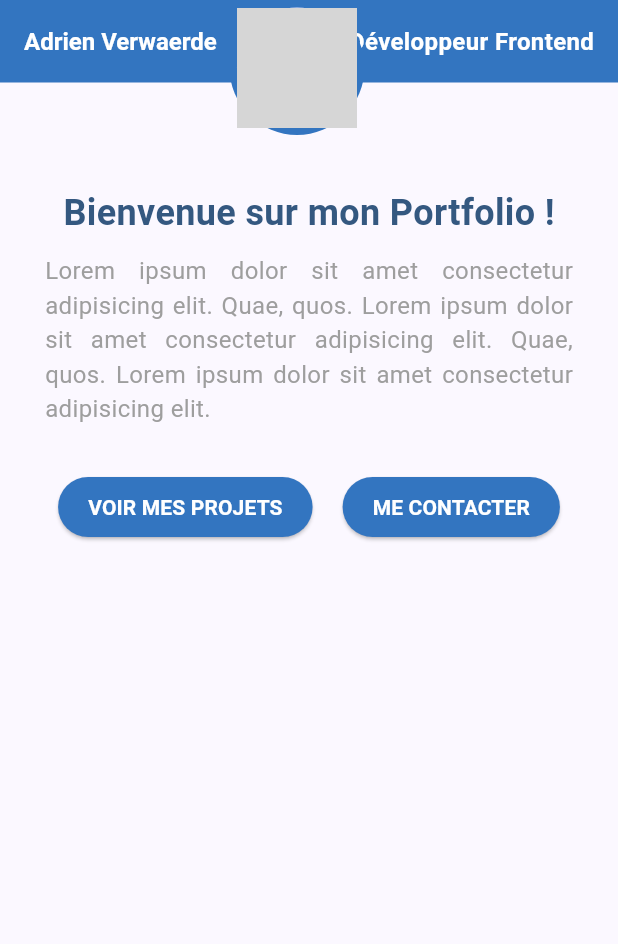
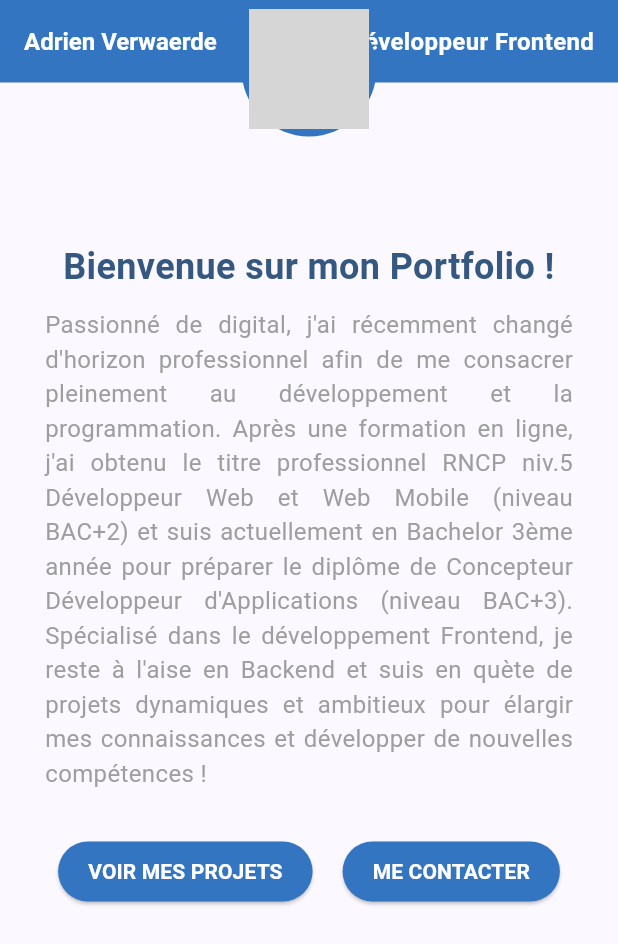
Before and after one commit to AdrienVerwaerde/flutter-portfolio, a Flutter app: the screen it shows after launch, on a phone screen of 412 x 824 dp. Shown: the top 944 px of the screen. Run offline on Flutter 3.47's test engine with Material 3 defaults, Android fonts, the phone set to English and light mode, and no system bars; our stand-ins replace google_fonts; grey boxes are pictures that could not be loaded.

Commit message:
transitions for sections display

```diff
--- a/lib/main.dart
+++ b/lib/main.dart
@@ -1,4 +1,5 @@
 import 'package:flutter/material.dart';
+import 'package:flutter_b3/texts.dart';
 import 'package:flutter_b3/theme.dart';
 import 'package:url_launcher/url_launcher.dart';
 import 'package:google_fonts/google_fonts.dart';
@@ -33,12 +34,13 @@ class PortfolioScreen extends StatefulWidget {
   _PortfolioScreenState createState() => _PortfolioScreenState();
 }
 
-class _PortfolioScreenState extends State<PortfolioScreen> {
+class _PortfolioScreenState extends State<PortfolioScreen>
+    with TickerProviderStateMixin {
   final ScrollController _scrollController = ScrollController();
-
   bool _showFooter = false;
   String _activeSection = "";
   String _activeButton = "";
+  bool _showTextSection = true;
 
   @override
   void initState() {
@@ -53,7 +55,6 @@ class _PortfolioScreenState extends State<PortfolioScreen> {
   }
 
   void _scrollListener() {
-    // Vérifie si on est en bas de la page
     if (_scrollController.offset >=
             _scrollController.position.maxScrollExtent &&
         !_scrollController.position.outOfRange) {
@@ -69,7 +70,7 @@ class _PortfolioScreenState extends State<PortfolioScreen> {
 
   void _scrollToTop() {
     _scrollController.animateTo(
-      0.0, // Position en haut de la page
+      0.0,
       duration: const Duration(milliseconds: 500),
       curve: Curves.easeInOut,
     );
@@ -80,9 +81,11 @@ class _PortfolioScreenState extends State<PortfolioScreen> {
       if (_activeSection == "projects") {
         _activeSection = "";
         _activeButton = "";
+        _showTextSection = true;
       } else {
         _activeSection = "projects";
         _activeButton = "projects";
+        _showTextSection = false;
       }
     });
   }
@@ -92,9 +95,11 @@ class _PortfolioScreenState extends State<PortfolioScreen> {
       if (_activeSection == "socials") {
         _activeSection = "";
         _activeButton = "";
+        _showTextSection = true;
       } else {
         _activeSection = "socials";
         _activeButton = "socials";
+        _showTextSection = false;
       }
     });
   }
@@ -128,10 +133,8 @@ class _PortfolioScreenState extends State<PortfolioScreen> {
                           style: GoogleFonts.gemunuLibre(
                             fontSize: 16,
                             fontWeight: FontWeight.bold,
+                            color: Colors.white,
                           ),
-                        ),
-                        titleTextStyle: const TextStyle(
-                          color: Color.fromARGB(255, 255, 255, 255),
                         ),
                         backgroundColor: primaryColor,
                         actions: [
@@ -139,7 +142,7 @@ class _PortfolioScreenState extends State<PortfolioScreen> {
                             padding: const EdgeInsets.only(right: 16.0),
                             child: Center(
                               child: Text(
-                                'Développeur Frontend',
+                                AppTexts.appbarText,
                                 style: GoogleFonts.gemunuLibre(
                                   fontSize: 16,
                                   fontWeight: FontWeight.bold,
@@ -151,8 +154,10 @@ class _PortfolioScreenState extends State<PortfolioScreen> {
                         ],
                       ),
                     ),
-                    Positioned(
-                      left: MediaQuery.of(context).size.width / 2 - 53,
+                    Align(
+                      alignment: Alignment.topCenter,
+                      child: Container(
+                        margin: const EdgeInsets.only(top: 1),
                         child: const CircleAvatar(
                           radius: 45,
                           backgroundColor: primaryColor,
@@ -162,15 +167,45 @@ class _PortfolioScreenState extends State<PortfolioScreen> {
                           ),
                         ),
                       ),
+                    ),
                   ],
                 ),
-                const SizedBox(height: 70),
-                Text(
-                  "Bienvenue sur mon Portfolio !",
+                AnimatedSize(
+                  duration: const Duration(milliseconds: 300),
+                  curve: Curves.easeInOut,
+                  child: Column(
+                    children: [
+                      SizedBox(height: _showTextSection ? 70 : 50),
+                      ClipRect(
+                        child: AnimatedSwitcher(
+                          duration:
+                              _showTextSection
+                                  ? const Duration(milliseconds: 0)
+                                  : const Duration(milliseconds: 300),
+                          transitionBuilder: (child, animation) {
+                            return SlideTransition(
+                              position: Tween<Offset>(
+                                begin: const Offset(0, -0.3),
+                                end: Offset.zero,
+                              ).animate(animation),
+                              child: child,
+                            );
+                          },
+                          child:
+                              _showTextSection
+                                  ? Column(
+                                    key: const ValueKey("textSection"),
+                                    children: [
+                                      Transform.translate(
+                                        offset: const Offset(0, -0),
+                                        child: Text(
+                                          AppTexts.welcomeMessage,
                                           style: GoogleFonts.gemunuLibre(
                                             fontSize: 24,
                                             fontWeight: FontWeight.bold,
-                                  color: secondaryColor
+                                            color: secondaryColor,
+                                          ),
+                                          textAlign: TextAlign.center,
                                         ),
                                       ),
                                       Padding(
@@ -178,25 +213,23 @@ class _PortfolioScreenState extends State<PortfolioScreen> {
                                           horizontal: 30.0,
                                           vertical: 10.0,
                                         ),
-                  child: Column(
-                    mainAxisAlignment:
-                        MainAxisAlignment.center,
-                    crossAxisAlignment:
-                        CrossAxisAlignment
-                            .stretch,
-                    children: [
-                      Text(
-                        "Lorem ipsum dolor sit amet consectetur adipisicing elit. Quae, quos. Lorem ipsum dolor sit amet consectetur adipisicing elit. Quae, quos. Lorem ipsum dolor sit amet consectetur adipisicing elit.",
-                        textAlign:
-                            TextAlign
-                                .justify,
-                        style: TextStyle(fontSize: 16, color: Colors.grey),
+                                        child: Text(
+                                          AppTexts.desc,
+                                          textAlign: TextAlign.justify,
+                                          style: const TextStyle(
+                                            fontSize: 16,
+                                            color: Colors.grey,
                                           ),
+                                        ),
+                                      ),
+                                      const SizedBox(height: 20),
                                     ],
+                                  )
+                                  : const SizedBox.shrink(),
                         ),
                       ),
 
-                const SizedBox(height: 20),
+                      // Boutons
                       Row(
                         mainAxisAlignment: MainAxisAlignment.center,
                         children: [
@@ -213,7 +246,7 @@ class _PortfolioScreenState extends State<PortfolioScreen> {
                               ),
                             ),
                             child: Text(
-                        "Voir mes projets".toUpperCase(),
+                              AppTexts.projectsButton.toUpperCase(),
                               style: GoogleFonts.gemunuLibre(
                                 color: Colors.white,
                                 fontWeight: FontWeight.bold,
@@ -234,7 +267,7 @@ class _PortfolioScreenState extends State<PortfolioScreen> {
                               ),
                             ),
                             child: Text(
-                        "Me contacter".toUpperCase(),
+                              AppTexts.contactButton.toUpperCase(),
                               style: GoogleFonts.gemunuLibre(
                                 color: Colors.white,
                                 fontWeight: FontWeight.bold,
@@ -243,46 +276,52 @@ class _PortfolioScreenState extends State<PortfolioScreen> {
                           ),
                         ],
                       ),
+                    ],
+                  ),
+                ),
                 const SizedBox(height: 20),
                 if (_activeSection == "projects")
                   Column(
                     children: [
                       _buildProjectCard(
                         "GameChamp",
-                        "Description du Projet 1",
+                        "NextJS, MongoDB",
                         'images/project1.png',
                         "https://gamechamp.vercel.app/",
                       ),
                       _buildProjectCard(
                         "CBDlisse",
-                        "Description du Projet 2",
+                        "Shopify, Liquid, JavaScript",
                         'images/project2.png',
                         "https://cbdlisse.fr/",
                       ),
                       _buildProjectCard(
                         "Balance Ton Spot",
-                        "Description du Projet 3",
+                        "React, TypeScript, MySQL",
                         'images/project3.png',
                         "https://github.com/AdrienVerwaerde/BalanceTonSpot",
                       ),
                     ],
                   ),
                 if (_activeSection == "socials")
-                  Padding(
-                    padding: const EdgeInsets.all(20.0),
-                    child: Row(
-                      mainAxisAlignment: MainAxisAlignment.spaceEvenly,
+                  Column(
+                    children: [
+                      const SizedBox(height: 50),
+                      Row(
+                        mainAxisAlignment: MainAxisAlignment.center,
                         children: [
                           _buildSocialItem(
                             "GitHub",
                             "images/github.png",
                             "https://github.com/AdrienVerwaerde",
                           ),
+                          const SizedBox(width: 50),
                           _buildSocialItem(
                             "LinkedIn",
                             "images/linkedin.png",
                             "https://www.linkedin.com/in/adrien-verwaerde-018ba4195/",
                           ),
+                          const SizedBox(width: 50),
                           _buildSocialItem(
                             "Discord",
                             "images/discord.png",
@@ -290,6 +329,7 @@ class _PortfolioScreenState extends State<PortfolioScreen> {
                           ),
                         ],
                       ),
+                    ],
                   ),
                 const SizedBox(height: 60),
               ],
@@ -331,7 +371,7 @@ class _PortfolioScreenState extends State<PortfolioScreen> {
     );
   }
 
-  // Project cards
+  // Build project cards
   Widget _buildProjectCard(
     String projectName,
     String projectDescription,
@@ -344,7 +384,15 @@ class _PortfolioScreenState extends State<PortfolioScreen> {
         margin: const EdgeInsets.symmetric(horizontal: 20, vertical: 10),
         elevation: 5,
         shape: RoundedRectangleBorder(borderRadius: BorderRadius.circular(10)),
-        color: secondaryColor,
+        child: Container(
+          decoration: BoxDecoration(
+            gradient: RadialGradient(
+              center: Alignment(0.7, -0.6),
+              radius: 1,
+              colors: [primaryColor, secondaryColor],
+            ),
+            borderRadius: BorderRadius.circular(10),
+          ),
           child: Column(
             crossAxisAlignment: CrossAxisAlignment.start,
             children: [
@@ -370,12 +418,7 @@ class _PortfolioScreenState extends State<PortfolioScreen> {
                 ),
               ),
               Padding(
-              padding: const EdgeInsets.fromLTRB(
-                8.0, // Left
-                0.0, // Top
-                8.0, // Right
-                0.0, // Bottom
-              ),
+                padding: const EdgeInsets.fromLTRB(8.0, 0.0, 8.0, 0.0),
                 child: ClipRRect(
                   borderRadius: BorderRadius.circular(10),
                   child: Image.asset(
@@ -387,11 +430,14 @@ class _PortfolioScreenState extends State<PortfolioScreen> {
                 ),
               ),
               TextButton(
-              onPressed: () {},
+                onPressed: () => _launchURL(url),
                 child: Row(
                   mainAxisAlignment: MainAxisAlignment.spaceBetween,
                   children: const [
-                  Text("Voir le projet", style: TextStyle(color: Colors.white)),
+                    Text(
+                      AppTexts.seeProject,
+                      style: TextStyle(color: Colors.white),
+                    ),
                     Icon(Icons.arrow_forward, color: Colors.white),
                   ],
                 ),
@@ -399,10 +445,11 @@ class _PortfolioScreenState extends State<PortfolioScreen> {
             ],
           ),
         ),
+      ),
     );
   }
 
-  // Social media item
+  // Build social items
   Widget _buildSocialItem(String socialName, String imagePath, String url) {
     return GestureDetector(
       onTap: () => _launchURL(url),
@@ -411,7 +458,13 @@ class _PortfolioScreenState extends State<PortfolioScreen> {
         children: [
           Image.asset(imagePath, height: 50, width: 50),
           const SizedBox(height: 8),
-          Text(socialName, style: const TextStyle(fontWeight: FontWeight.bold)),
+          Text(
+            socialName,
+            style: const TextStyle(
+              fontWeight: FontWeight.bold,
+              color: Colors.grey,
+            ),
+          ),
         ],
       ),
     );
--- /dev/null
+++ b/lib/texts.dart
@@ -0,0 +1,9 @@
+class AppTexts {
+  static const String appbarText = "Développeur Frontend";
+  static const String welcomeMessage = "Bienvenue sur mon Portfolio !";
+  static const String desc = "Passionné de digital, j'ai récemment changé d'horizon professionnel afin de me consacrer pleinement au développement et la programmation. Après une formation en ligne, j'ai obtenu le titre professionnel RNCP niv.5 Développeur Web et Web Mobile (niveau BAC+2) et suis actuellement en Bachelor 3ème année pour préparer le diplôme de Concepteur Développeur d'Applications (niveau BAC+3). Spécialisé dans le développement Frontend, je reste à l'aise en Backend et suis en quète de projets dynamiques et ambitieux pour élargir mes connaissances et développer de nouvelles compétences !";
+  static const String projectsButton = "Voir mes projets";
+  static const String contactButton = "Me contacter";
+  static const String seeProject = "Voir le projet";
+  static const String scrollToTop = "Retour en haut";
+}
```
Lines whose indentation alone changed are shown as unchanged.
